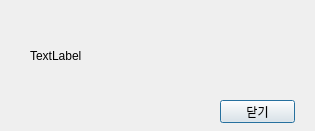
First picture: the form in CertificateStatusView.ui, repository 201110520/TableSetter_encore-final, before the edit.
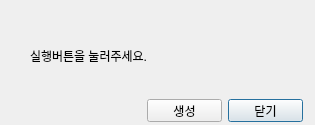
Second picture: the form after the edit.

```diff
--- a/CertificateStatusView.ui
+++ b/CertificateStatusView.ui
@@ -7,7 +7,7 @@
     <x>0</x>
     <y>0</y>
     <width>315</width>
-    <height>131</height>
+    <height>125</height>
    </rect>
   </property>
   <property name="windowTitle">
@@ -23,14 +23,17 @@
     </rect>
    </property>
    <property name="text">
-    <string>TextLabel</string>
+    <string>실행버튼을 눌러주세요.</string>
+   </property>
+   <property name="wordWrap">
+    <bool>true</bool>
    </property>
   </widget>
   <widget class="QPushButton" name="CertificateSuccessEixt">
    <property name="geometry">
     <rect>
-     <x>220</x>
-     <y>100</y>
+     <x>228</x>
+     <y>99</y>
      <width>75</width>
      <height>23</height>
     </rect>
@@ -39,6 +42,19 @@
     <string>닫기</string>
    </property>
   </widget>
+  <widget class="QPushButton" name="CertificateSuccess">
+   <property name="geometry">
+    <rect>
+     <x>147</x>
+     <y>99</y>
+     <width>75</width>
+     <height>23</height>
+    </rect>
+   </property>
+   <property name="text">
+    <string>생성</string>
+   </property>
+  </widget>
  </widget>
  <resources/>
  <connections/>
```
Left out of the diff: 2 changed lines with no effect on the pictures.
